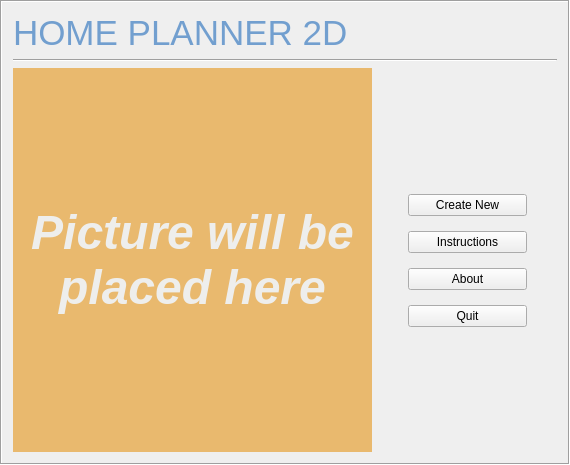
First picture: the form in src/ui/main_menu_window.ui, repository ajvazz/Home-Planner-2D, before the edit.
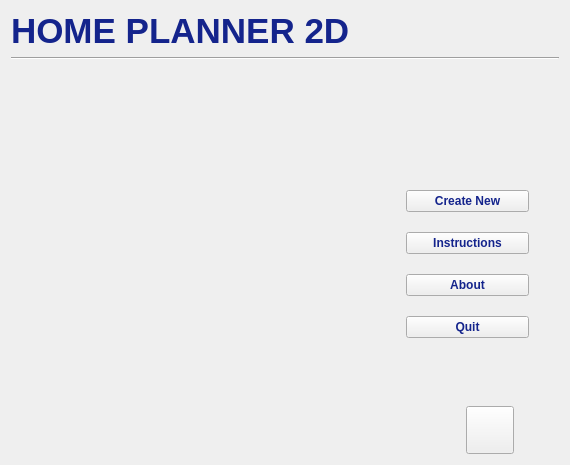
Second picture: the form after the edit. Icons and pictures are not drawn.

The edit to the form file:
```diff
--- a/src/ui/main_menu_window.ui
+++ b/src/ui/main_menu_window.ui
@@ -39,13 +39,13 @@
        <string notr="true"/>
       </property>
       <property name="frameShape">
-       <enum>QFrame::Box</enum>
+       <enum>QFrame::NoFrame</enum>
       </property>
       <property name="frameShadow">
-       <enum>QFrame::Sunken</enum>
+       <enum>QFrame::Plain</enum>
       </property>
       <property name="lineWidth">
-       <number>1</number>
+       <number>0</number>
       </property>
       <property name="currentIndex">
        <number>0</number>
@@ -60,7 +60,7 @@
              <string notr="true">font: 63 16pt &quot;URW Gothic L&quot;;</string>
             </property>
             <property name="text">
-             <string>&lt;html&gt;&lt;head/&gt;&lt;body&gt;&lt;p&gt;&lt;span style=&quot; font-size:26pt; color:#729fcf;&quot;&gt;   HOME PLANNER 2D&lt;/span&gt;&lt;/p&gt;&lt;/body&gt;&lt;/html&gt;</string>
+             <string>&lt;html&gt;&lt;head/&gt;&lt;body&gt;&lt;p&gt;&lt;span style=&quot; font-size:26pt; font-weight:600; color:#14248c;&quot;&gt;HOME PLANNER 2D&lt;/span&gt;&lt;/p&gt;&lt;/body&gt;&lt;/html&gt;</string>
             </property>
            </widget>
           </item>
@@ -72,102 +72,57 @@
            </widget>
           </item>
           <item>
-           <layout class="QHBoxLayout" name="horizLayoutBottom" stretch="2,1">
+           <layout class="QHBoxLayout" name="horizLayoutMiddle" stretch="2,1">
             <property name="sizeConstraint">
              <enum>QLayout::SetFixedSize</enum>
             </property>
             <item>
-             <widget class="QLabel" name="lblPic">
-              <property name="font">
-               <font>
-                <weight>75</weight>
-                <italic>true</italic>
-                <bold>true</bold>
-                <underline>false</underline>
-                <strikeout>false</strikeout>
-                <stylestrategy>PreferDefault</stylestrategy>
-                <kerning>true</kerning>
-               </font>
+             <spacer name="horizontalSpacer">
+              <property name="orientation">
+               <enum>Qt::Horizontal</enum>
               </property>
-              <property name="styleSheet">
-               <string notr="true">background-color: rgb(233, 185, 110);</string>
+              <property name="sizeHint" stdset="0">
+               <size>
+                <width>40</width>
+                <height>20</height>
+               </size>
               </property>
-              <property name="text">
-               <string>&lt;html&gt;&lt;head/&gt;&lt;body&gt;&lt;p align=&quot;center&quot;&gt;&lt;span style=&quot; font-size:36pt; color:#eeeeec;&quot;&gt;Picture will be placed here&lt;/span&gt;&lt;/p&gt;&lt;/body&gt;&lt;/html&gt;</string>
-              </property>
-              <property name="scaledContents">
-               <bool>false</bool>
-              </property>
-              <property name="wordWrap">
-               <bool>true</bool>
-              </property>
-              <property name="openExternalLinks">
-               <bool>false</bool>
-              </property>
-             </widget>
+             </spacer>
             </item>
             <item>
-             <layout class="QVBoxLayout" name="vertLayoutRight" stretch="1,5,1">
+             <layout class="QVBoxLayout" name="vertLayoutRight" stretch="2,2,1">
               <item>
                <spacer name="vertSpacerTop">
                 <property name="orientation">
                  <enum>Qt::Vertical</enum>
                 </property>
-                <property name="sizeType">
-                 <enum>QSizePolicy::Expanding</enum>
-                </property>
                 <property name="sizeHint" stdset="0">
                  <size>
                   <width>20</width>
-                  <height>100</height>
+                  <height>0</height>
                  </size>
                 </property>
                </spacer>
               </item>
               <item>
-               <layout class="QGridLayout" name="gridButtons">
+               <layout class="QVBoxLayout" name="vertLayoutButtons">
+                <property name="spacing">
+                 <number>20</number>
+                </property>
                 <property name="leftMargin">
                  <number>30</number>
                 </property>
                 <property name="rightMargin">
                  <number>30</number>
                 </property>
-                <property name="verticalSpacing">
-                 <number>15</number>
-                </property>
-                <item row="4" column="0">
-                 <widget class="QPushButton" name="btnQuit">
-                  <property name="cursor">
-                   <cursorShape>PointingHandCursor</cursorShape>
-                  </property>
-                  <property name="text">
-                   <string>Quit</string>
-                  </property>
-                  <property name="flat">
-                   <bool>false</bool>
-                  </property>
-                 </widget>
-                </item>
-                <item row="1" column="0">
-                 <widget class="QPushButton" name="btnInstructions">
-                  <property name="cursor">
-                   <cursorShape>PointingHandCursor</cursorShape>
-                  </property>
-                  <property name="text">
-                   <string>Instructions</string>
-                  </property>
-                  <property name="flat">
-                   <bool>false</bool>
-                  </property>
-                 </widget>
-                </item>
-                <item row="0" column="0">
+                <item>
                  <widget class="QPushButton" name="btnCreateNew">
                   <property name="cursor">
                    <cursorShape>PointingHandCursor</cursorShape>
                   </property>
                   <property name="styleSheet">
-                   <string notr="true"/>
+                   <string notr="true">color: #14248c;
+font-weight: bold;</string>
                   </property>
                   <property name="text">
                    <string>Create New</string>
@@ -177,7 +132,24 @@
                   </property>
                  </widget>
                 </item>
-                <item row="2" column="0">
+                <item>
+                 <widget class="QPushButton" name="btnInstructions">
+                  <property name="cursor">
+                   <cursorShape>PointingHandCursor</cursorShape>
+                  </property>
+                  <property name="styleSheet">
+                   <string notr="true">color: #14248c;
+font-weight: bold;</string>
+                  </property>
+                  <property name="text">
+                   <string>Instructions</string>
+                  </property>
+                  <property name="flat">
+                   <bool>false</bool>
+                  </property>
+                 </widget>
+                </item>
+                <item>
                  <widget class="QPushButton" name="btnAbout">
                   <property name="enabled">
                    <bool>true</bool>
@@ -186,7 +158,8 @@
                    <cursorShape>PointingHandCursor</cursorShape>
                   </property>
                   <property name="styleSheet">
-                   <string notr="true"/>
+                   <string notr="true">color: #14248c;
+font-weight: bold;</string>
                   </property>
                   <property name="text">
                    <string>About</string>
@@ -196,6 +169,23 @@
                   </property>
                  </widget>
                 </item>
+                <item>
+                 <widget class="QPushButton" name="btnQuit">
+                  <property name="cursor">
+                   <cursorShape>PointingHandCursor</cursorShape>
+                  </property>
+                  <property name="styleSheet">
+                   <string notr="true">color: #14248c;
+font-weight: bold;</string>
+                  </property>
+                  <property name="text">
+                   <string>Quit</string>
+                  </property>
+                  <property name="flat">
+                   <bool>false</bool>
+                  </property>
+                 </widget>
+                </item>
                </layout>
               </item>
               <item>
@@ -217,6 +207,62 @@
           </item>
          </layout>
         </item>
+        <item>
+         <layout class="QHBoxLayout" name="horizLayoutBottom" stretch="10,0,1">
+          <property name="topMargin">
+           <number>0</number>
+          </property>
+          <item>
+           <spacer name="horizSpacerBottomLeft">
+            <property name="orientation">
+             <enum>Qt::Horizontal</enum>
+            </property>
+            <property name="sizeHint" stdset="0">
+             <size>
+              <width>37</width>
+              <height>17</height>
+             </size>
+            </property>
+           </spacer>
+          </item>
+          <item>
+           <widget class="QPushButton" name="btnQt">
+            <property name="enabled">
+             <bool>true</bool>
+            </property>
+            <property name="cursor">
+             <cursorShape>PointingHandCursor</cursorShape>
+            </property>
+            <property name="styleSheet">
+             <string notr="true">#btnQt {
+background-color: transparent;
+border-image: url(:/img/qt_logo.png);
+width: 40px;
+height: 40px;
+background: none;
+background-repeat: none;
+}</string>
+            </property>
+            <property name="text">
+             <string/>
+            </property>
+           </widget>
+          </item>
+          <item>
+           <spacer name="horizSpacerBottomRight">
+            <property name="orientation">
+             <enum>Qt::Horizontal</enum>
+            </property>
+            <property name="sizeHint" stdset="0">
+             <size>
+              <width>40</width>
+              <height>20</height>
+             </size>
+            </property>
+           </spacer>
+          </item>
+         </layout>
+        </item>
        </layout>
       </widget>
       <widget class="QWidget" name="page2">
```
Left out of the diff: 16 changed lines with no effect on the pictures.
